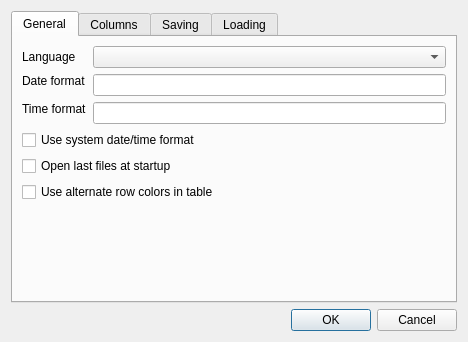
This is app/settingsdialog.ui in DarkHobbit/doublecontact as Qt 5 draws it before an edit. The edited form follows.
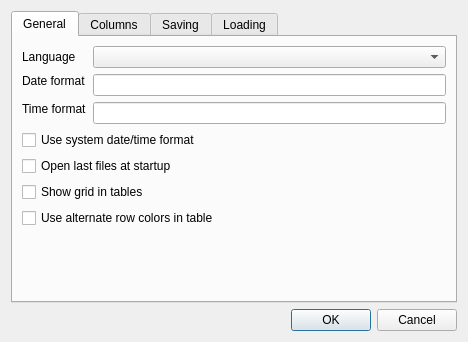
This is the edited form.

Commit message: Table grid disabled by default (can be enabled in settings)

What changed in the file:
```diff
--- a/app/settingsdialog.ui
+++ b/app/settingsdialog.ui
@@ -72,6 +72,13 @@
          </property>
         </widget>
        </item>
+       <item>
+        <widget class="QCheckBox" name="cbShowTableGrid">
+         <property name="text">
+          <string>Show grid in tables</string>
+         </property>
+        </widget>
+       </item>
        <item>
         <widget class="QCheckBox" name="cbUseTableAlternateColors">
          <property name="text">
```
The commit also changes 13 other files.
